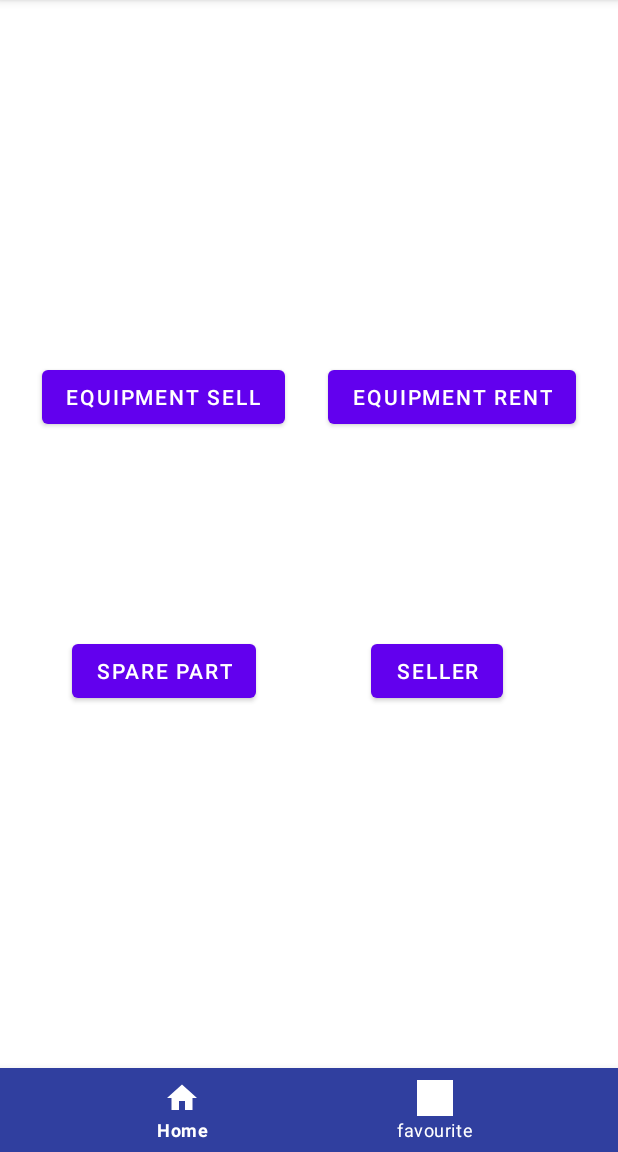
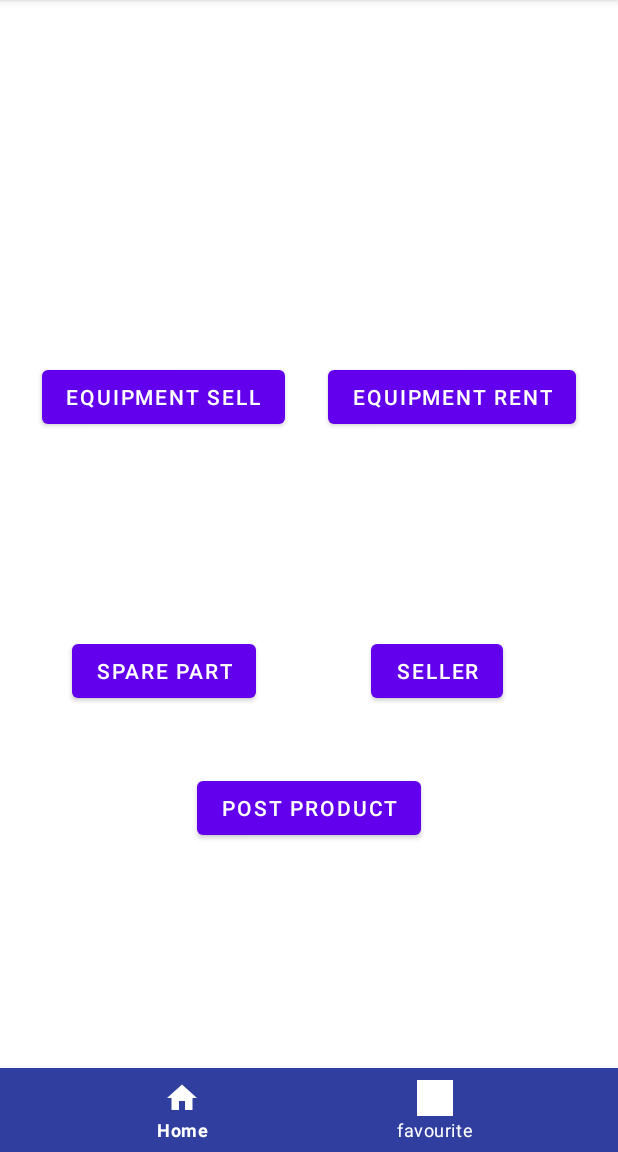
Before and after one commit to mariam-elkirch/Teqel_Masr, an Android app: the screen it shows after launch (HomeActivity), on a phone screen of 412 x 824 dp, the part 84-1236 px from its top. Run offline under Robolectric (Android 15) with nearby library versions, the phone set to English and light mode, and no system bars; our stand-ins replace navigation-ui.

Commit message:
Navigation

```diff
--- a/app/src/main/java/com/example/teqelmasr/home/HomeFragment.kt
+++ b/app/src/main/java/com/example/teqelmasr/home/HomeFragment.kt
@@ -59,6 +59,9 @@ class HomeFragment : Fragment() {
         binding.sellertn.setOnClickListener {
             binding.root.findNavController().navigate(R.id.action_homeFragment_to_displaySellerProductsFragment)
         }
+        binding.postProductBtn.setOnClickListener {
+            binding.root.findNavController().navigate(R.id.action_homeFragment_to_addEquipmentSellFragment)
+        }
     }
     companion object {
         /**
--- a/app/src/main/res/layout/fragment_home.xml
+++ b/app/src/main/res/layout/fragment_home.xml
@@ -51,4 +51,14 @@
         app:layout_constraintBottom_toBottomOf="parent"
         app:layout_constraintStart_toEndOf="@id/SpareBtn"
         app:layout_constraintTop_toBottomOf="@id/equipmentRentBtn"  />
+    <Button
+        android:id="@+id/postProductBtn"
+        android:layout_width="wrap_content"
+        android:layout_height="wrap_content"
+
+        android:text="Post Product"
+        app:layout_constraintEnd_toEndOf="parent"
+        app:layout_constraintBottom_toBottomOf="parent"
+        app:layout_constraintStart_toStartOf="parent"
+        app:layout_constraintTop_toBottomOf="@id/SpareBtn"  />
 </androidx.constraintlayout.widget.ConstraintLayout>
--- a/app/src/main/res/navigation/nav_graph.xml
+++ b/app/src/main/res/navigation/nav_graph.xml
@@ -28,6 +28,11 @@
         <action
             android:id="@+id/action_homeFragment_to_displaySellerProductsFragment"
             app:destination="@id/displaySellerProductsFragment"
+            app:popUpTo="@+id/homeFragment"
+            app:popUpToInclusive="true"/>
+        <action
+            android:id="@+id/action_homeFragment_to_addEquipmentSellFragment"
+            app:destination="@id/addEquipmentSellFragment"
             app:popUpTo="@+id/homeFragment"
             app:popUpToInclusive="true"/>
     </fragment>
```
Also changed, not shown: app/src/main/res/layout/fragment_add_equipment_sell.xml (+12 -5 lines), app/src/main/java/com/example/teqelmasr/addEquipmentSell/AddProductFragment.kt (renamed from app/src/main/java/com/example/teqelmasr/addEquipmentSell/AddEquipmentSellFragment.kt).
